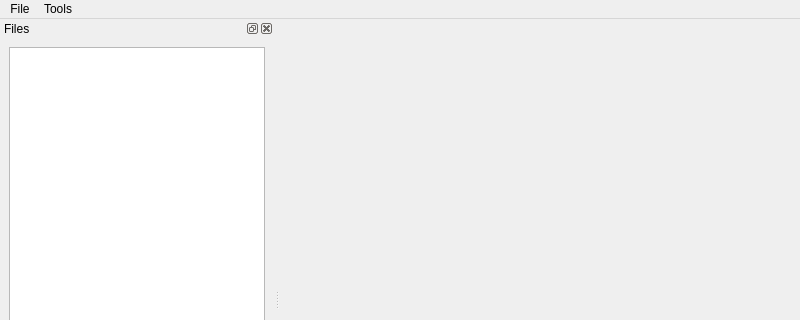
The window that src/swged/ui/main_window.ui (apathyboy/swganh) describes before a commit, drawn with Qt 5; both pictures show x 0 to 800 and y 0 to 320 of the 800 by 600 pixel window.
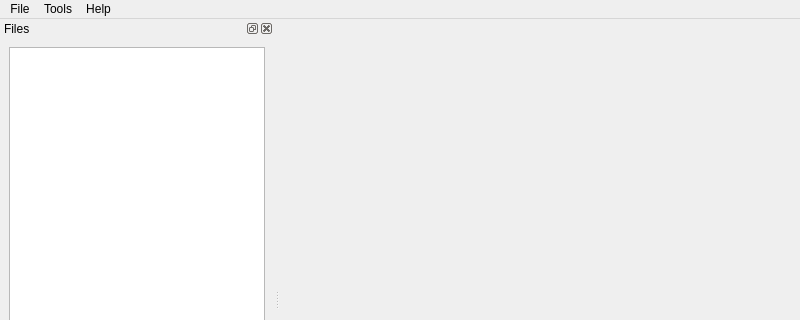
The same window after the commit. Custom widgets are drawn as their Qt base class.

Commit message: Added about and extraction dialogs

Patch:
```diff
--- a/src/swged/ui/main_window.ui
+++ b/src/swged/ui/main_window.ui
@@ -35,8 +35,15 @@
     </property>
     <addaction name="actionOptions"/>
    </widget>
+   <widget class="QMenu" name="menuHelp">
+    <property name="title">
+     <string>Help</string>
+    </property>
+    <addaction name="actionAbout"/>
+   </widget>
    <addaction name="menuFile"/>
    <addaction name="menuTools"/>
+   <addaction name="menuHelp"/>
   </widget>
   <widget class="QStatusBar" name="statusbar"/>
   <widget class="QDockWidget" name="dockFiles">
```
Left out of the diff: 5 changed lines with no effect on the pictures. The commit also changes 5 other files.
